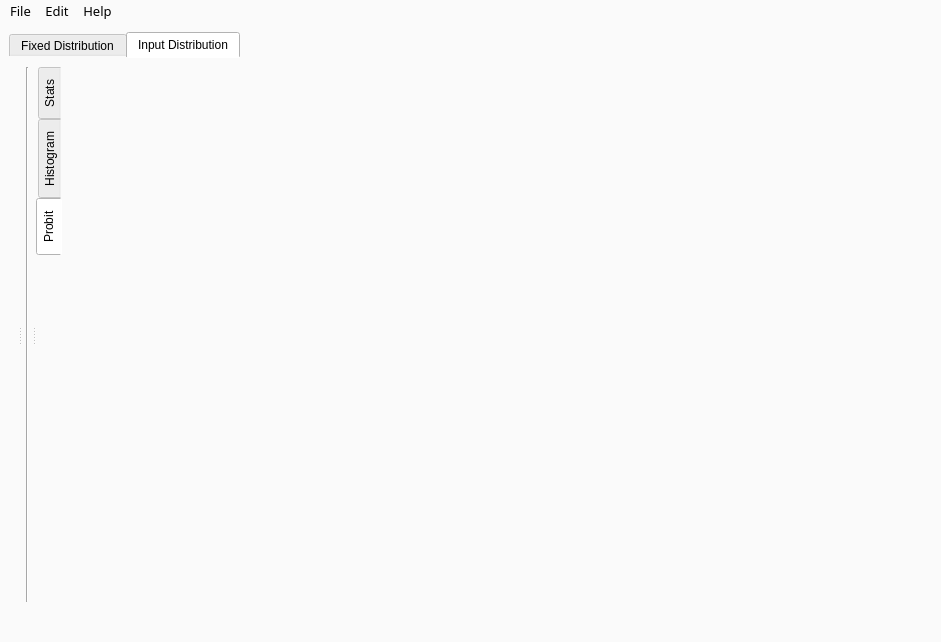
Qt form tribgui/_qtdesigner/qdesignMainWindow.ui (trhallam/trib) before a commit.
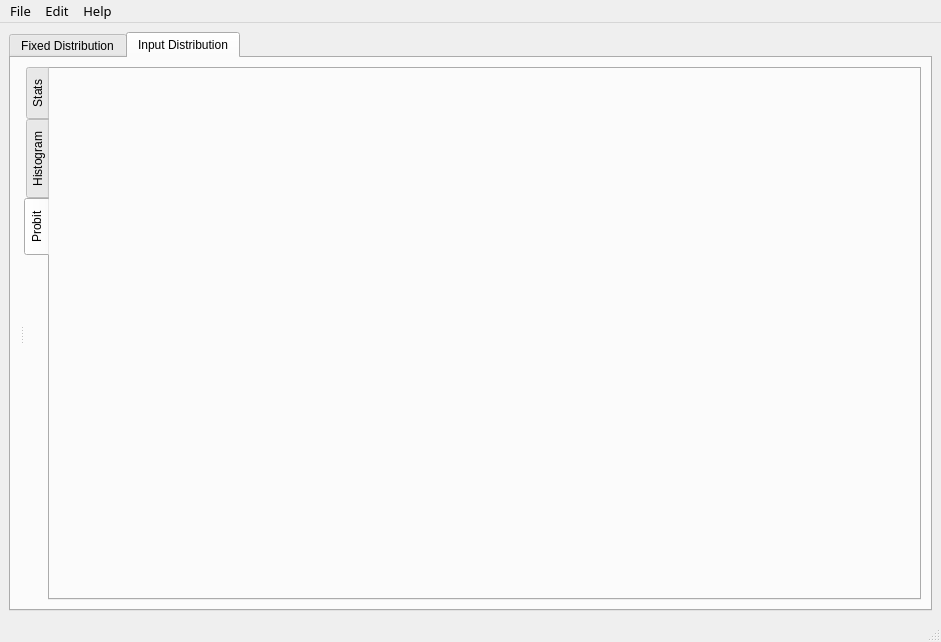
The same form after that commit. The open tabs and pages were chosen to show the change. Icons and pictures are not drawn.

Diff of the .ui file:
```diff
--- a/tribgui/_qtdesigner/qdesignMainWindow.ui
+++ b/tribgui/_qtdesigner/qdesignMainWindow.ui
@@ -21,15 +21,11 @@
    <number>2</number>
   </property>
   <property name="styleSheet">
-   <string notr="true">background-color: rgb(250, 250, 250);
-selection-background-color: rgb(139, 218, 249);
-border-color: rgb(93, 87, 107);</string>
+   <string notr="true"/>
   </property>
   <widget class="QWidget" name="centralwidget">
    <property name="styleSheet">
-    <string notr="true">selection-color: rgb(139, 218, 249);
-background-color: rgb(250, 250, 250);
-border-color: rgb(93, 87, 107);</string>
+    <string notr="true"/>
    </property>
    <layout class="QGridLayout" name="gridLayout">
     <item row="1" column="0">
@@ -38,10 +34,7 @@
        <bool>false</bool>
       </property>
       <property name="styleSheet">
-       <string notr="true">selection-background-color: rgb(139, 218, 249);
-selection-color: rgb(0,0,0);
-background-color: rgb(250, 250, 250);
-border-color: rgb(93, 87, 107);</string>
+       <string notr="true"/>
       </property>
       <property name="currentIndex">
        <number>1</number>
@@ -105,9 +98,7 @@
         </size>
        </property>
        <property name="styleSheet">
-        <string notr="true">selection-color: rgb(139, 218, 249);
-background-color: rgb(250, 250, 250);
-border-color: rgb(93, 87, 107);</string>
+        <string notr="true"/>
        </property>
        <attribute name="title">
         <string>Input Distribution</string>
@@ -133,29 +124,6 @@
           <widget class="QWidget" name="verticalLayoutWidget_2">
            <layout class="QVBoxLayout" name="verticalLayoutIDLeft" stretch=""/>
           </widget>
-          <widget class="Line" name="lineSplitterSetDistr">
-           <property name="sizePolicy">
-            <sizepolicy hsizetype="Fixed" vsizetype="Expanding">
-             <horstretch>0</horstretch>
-             <verstretch>0</verstretch>
-            </sizepolicy>
-           </property>
-           <property name="minimumSize">
-            <size>
-             <width>10</width>
-             <height>0</height>
-            </size>
-           </property>
-           <property name="maximumSize">
-            <size>
-             <width>10</width>
-             <height>10000000</height>
-            </size>
-           </property>
-           <property name="orientation">
-            <enum>Qt::Vertical</enum>
-           </property>
-          </widget>
           <widget class="QWidget" name="verticalLayoutWidget">
            <layout class="QVBoxLayout" name="verticalLayoutIDRight">
             <item>
```
Left out of the diff: 29 changed lines with no effect on the pictures.
